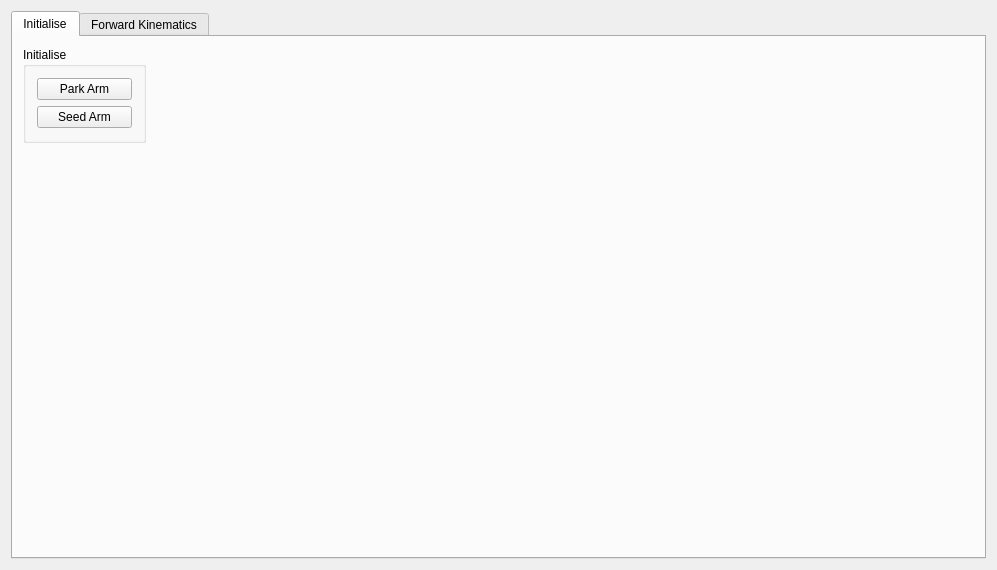
This is tools/arm_tests/arm_test_gui/ui/widget.ui in girvaw2/Maggie-version-3 as Qt 5 draws it before an edit. The edited form follows.
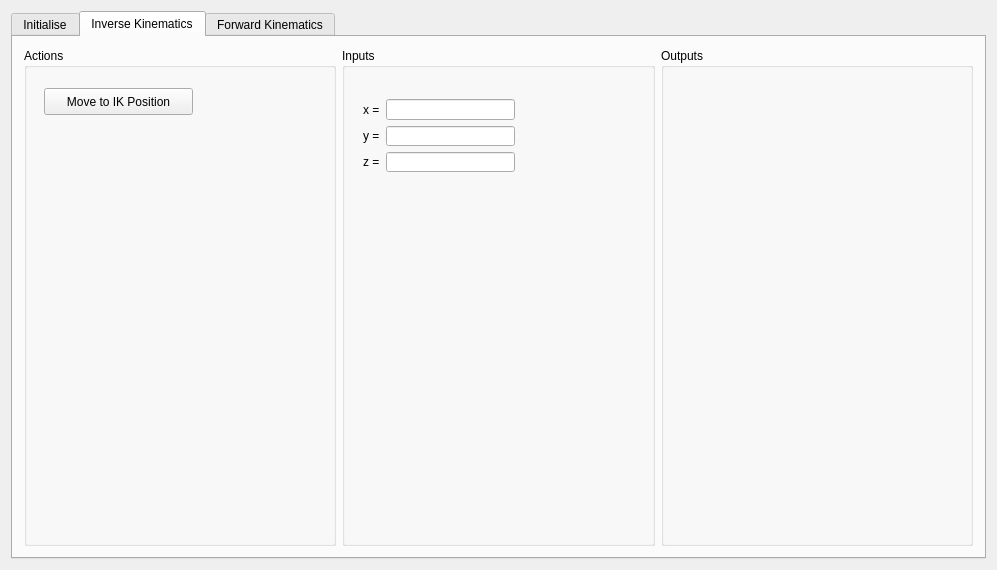
This is the edited form.

```diff
--- a/tools/arm_tests/arm_test_gui/ui/widget.ui
+++ b/tools/arm_tests/arm_test_gui/ui/widget.ui
@@ -20,7 +20,7 @@
    <item>
     <widget class="QTabWidget" name="tabWidget">
      <property name="currentIndex">
-      <number>0</number>
+      <number>1</number>
      </property>
      <widget class="QWidget" name="tab">
       <attribute name="title">
@@ -56,7 +56,90 @@
        </layout>
       </widget>
      </widget>
-     <widget class="QWidget" name="tab_2">
+     <widget class="QWidget" name="inverseKinematicsTab">
+      <attribute name="title">
+       <string>Inverse Kinematics</string>
+      </attribute>
+      <layout class="QHBoxLayout" name="horizontalLayout">
+       <item>
+        <widget class="QGroupBox" name="groupBox_2">
+         <property name="title">
+          <string>Actions</string>
+         </property>
+         <widget class="QPushButton" name="moveToIKPushButton">
+          <property name="geometry">
+           <rect>
+            <x>20</x>
+            <y>40</y>
+            <width>149</width>
+            <height>27</height>
+           </rect>
+          </property>
+          <property name="text">
+           <string>Move to IK Position</string>
+          </property>
+         </widget>
+        </widget>
+       </item>
+       <item>
+        <widget class="QGroupBox" name="groupBox_3">
+         <property name="title">
+          <string>Inputs</string>
+         </property>
+         <widget class="QWidget" name="">
+          <property name="geometry">
+           <rect>
+            <x>10</x>
+            <y>40</y>
+            <width>174</width>
+            <height>95</height>
+           </rect>
+          </property>
+          <layout class="QGridLayout" name="gridLayout">
+           <item row="0" column="0">
+            <widget class="QLabel" name="label">
+             <property name="text">
+              <string>x =</string>
+             </property>
+            </widget>
+           </item>
+           <item row="0" column="1">
+            <widget class="QLineEdit" name="lineEdit"/>
+           </item>
+           <item row="1" column="0">
+            <widget class="QLabel" name="label_2">
+             <property name="text">
+              <string>y =</string>
+             </property>
+            </widget>
+           </item>
+           <item row="1" column="1">
+            <widget class="QLineEdit" name="lineEdit_2"/>
+           </item>
+           <item row="2" column="0">
+            <widget class="QLabel" name="label_3">
+             <property name="text">
+              <string>z =</string>
+             </property>
+            </widget>
+           </item>
+           <item row="2" column="1">
+            <widget class="QLineEdit" name="lineEdit_3"/>
+           </item>
+          </layout>
+         </widget>
+        </widget>
+       </item>
+       <item>
+        <widget class="QGroupBox" name="groupBox_4">
+         <property name="title">
+          <string>Outputs</string>
+         </property>
+        </widget>
+       </item>
+      </layout>
+     </widget>
+     <widget class="QWidget" name="forwardKinematicsTab">
       <attribute name="title">
        <string>Forward Kinematics</string>
       </attribute>
```
Left out of the diff: 2 changed lines with no effect on the pictures.
